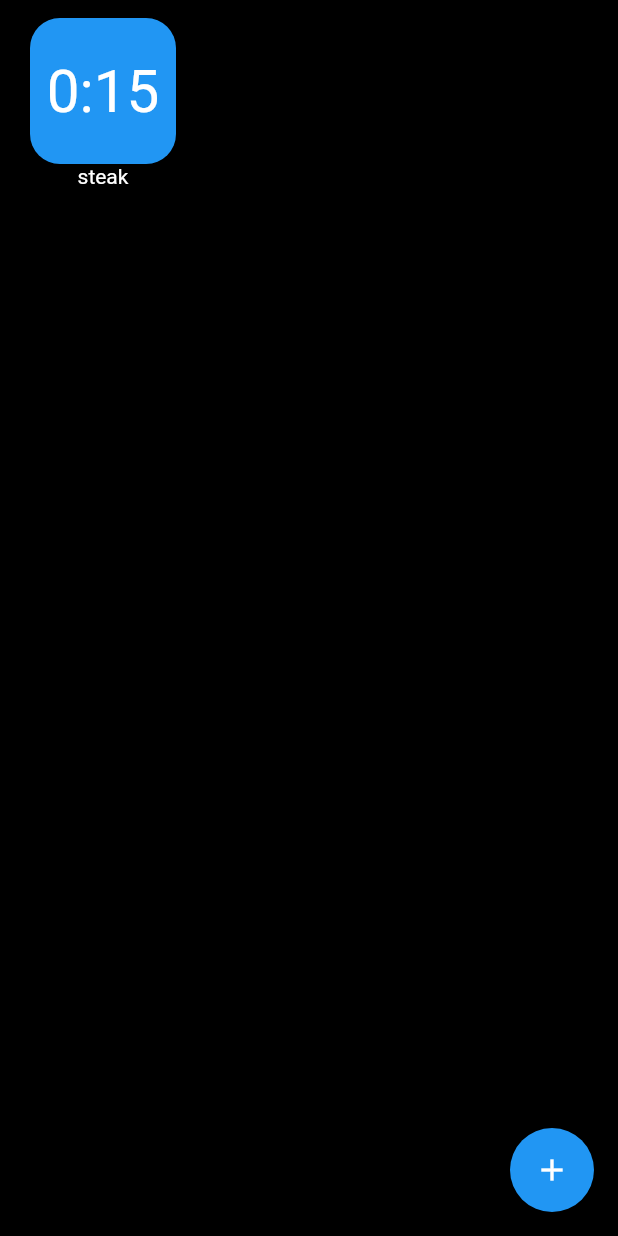
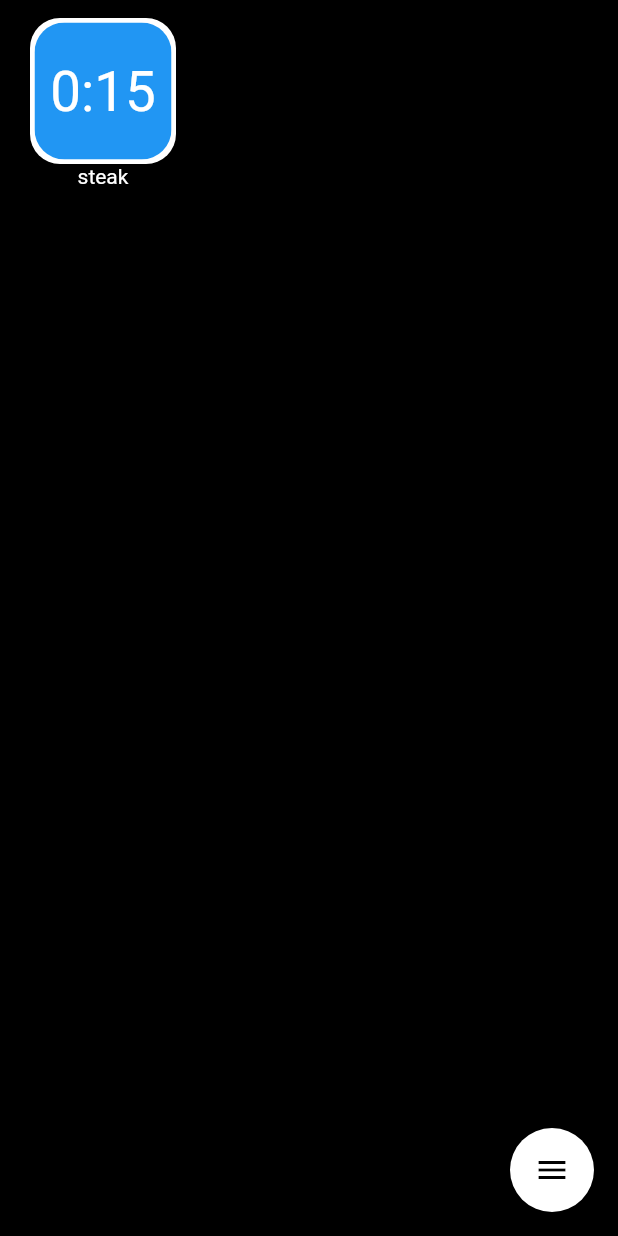
Before and after one commit to FuzyTechLLC/fondue_timer, a Flutter app: the screen it shows after launch, on a phone screen of 412 x 824 dp. Run offline on Flutter 3.47's test engine with Material 2 defaults, Android fonts, the phone set to English and light mode, and no system bars; drawn by our look-alikes of flutter_speed_dial; our stand-ins replace google_fonts; Roboto replaces fonts that are missing (Ubuntu).

Commit message:
initial pass

```diff
--- /dev/null
+++ b/lib/UX/FuzColors.dart
@@ -0,0 +1,43 @@
+import 'package:flutter/material.dart';
+
+class FuzColors {
+  static const MaterialColor main = MaterialColor(_mainPrimaryValue, <int, Color>{
+    50: Color(0xFFE0E0E0),
+    100: Color(0xFFB3B3B3),
+    200: Color(0xFF808080),
+    300: Color(0xFF4D4D4D),
+    400: Color(0xFF262626),
+    500: Color(_mainPrimaryValue),
+    600: Color(0xFF000000),
+    700: Color(0xFF000000),
+    800: Color(0xFF000000),
+    900: Color(0xFF000000),
+  });
+  static const int _mainPrimaryValue = 0xFF000000;
+
+  static const MaterialColor mainAccent = MaterialColor(_mainAccentValue, <int, Color>{
+    100: Color(0xFFA6A6A6),
+    200: Color(_mainAccentValue),
+    400: Color(0xFF737373),
+    700: Color(0xFF666666),
+  });
+  static const int _mainAccentValue = 0xFF8C8C8C;
+}
+class ColorDisplay extends StatelessWidget {
+  final Color color;
+  final double size;
+
+  const ColorDisplay(
+    this.color, {
+    this.size = 28,
+    Key? key,
+  }) : super(key: key);
+  @override
+  Widget build(BuildContext context) {
+    return Container(
+      width: 28,
+      height: 28,
+      decoration: BoxDecoration(shape: BoxShape.circle, color: this.color, border: Border.all(color: Colors.white, width: 2)),
+    );
+  }
+}
--- a/lib/UX/TimerBlock.dart
+++ b/lib/UX/TimerBlock.dart
@@ -24,15 +24,6 @@ class _TimerBlockState extends State<TimerBlock> {
     super.dispose();
   }
 
-  String _timeParse(Duration time) {
-
-
-    int seconds = time.inSeconds.remainder(60) + (time.inMilliseconds.remainder(Duration.millisecondsPerSecond) > 0 ? 1 : 0);
-    seconds = seconds.abs();
-    String lead = seconds.toString().length < 2 ? "0" : "";
-    return "${time.isNegative && time.inSeconds.abs() > 0 ? '-' : ''}${time.inMinutes.abs()}:$lead$seconds";
-  }
-
   @override
   Widget build(BuildContext context) {
     return Padding(
@@ -42,6 +33,9 @@ class _TimerBlockState extends State<TimerBlock> {
           Flexible(
             child: AspectRatio(
               aspectRatio: 1,
+              child: Container(
+                padding: EdgeInsets.all(3),
+                decoration: ShapeDecoration(color: Colors.white, shape: RoundedRectangleBorder(borderRadius: BorderRadius.circular(20))),
                 child: Container(
                   clipBehavior: Clip.antiAlias,
                   decoration: ShapeDecoration(shape: RoundedRectangleBorder(borderRadius: BorderRadius.circular(20))),
@@ -64,9 +58,8 @@ class _TimerBlockState extends State<TimerBlock> {
                         fit: BoxFit.fitWidth,
                         child: Padding(
                           padding: const EdgeInsets.all(4.0),
-
-                        // child: TimeDisplay(widget.data),
-                        child: Text(_timeParse(widget.data.time.remainingTime), style: GoogleFonts.roboto()),
+                          child: Text((widget.data.remainingTimeString), style: GoogleFonts.roboto()),
+                        ),
                       ),
                     ),
                   ),
--- /dev/null
+++ b/lib/data/PresetData.dart
@@ -0,0 +1,6 @@
+class PresetData {
+  final String name;
+  final Duration duration;
+
+  PresetData(this.name, this.duration);
+}
--- a/lib/data/TimerData.dart
+++ b/lib/data/TimerData.dart
@@ -4,10 +4,20 @@ import 'package:flutter/material.dart';
 
 import 'ClkTimer.dart';
 
-class TimerData{
+class TimerData {
   ClkTimer time;
   String name;
   Color color;
 
   TimerData({required this.name, required this.color, required this.time});
+
+  String _timeParse(Duration time) {
+    int seconds = time.inSeconds.remainder(60) + (time.inMilliseconds.remainder(Duration.millisecondsPerSecond) > 0 ? 1 : 0);
+    seconds = seconds.abs();
+    String lead = seconds.toString().length < 2 ? "0" : "";
+    return "${time.isNegative && time.inSeconds.abs() > 0 ? '-' : ''}${time.inMinutes.abs()}:$lead$seconds";
+  }
+
+  String get remainingTimeString => _timeParse(time.remainingTime);
+  String get totalTimeString => _timeParse(time.timeDur);
 }
--- a/lib/main.dart
+++ b/lib/main.dart
@@ -1,4 +1,5 @@
 import 'package:flutter/material.dart';
+import 'package:fondue_timer/UX/FuzColors.dart';
 import 'package:fondue_timer/pages/TimerViewPage.dart';
 
 class BaseApp extends StatelessWidget {
@@ -6,11 +7,34 @@ class BaseApp extends StatelessWidget {
   Widget build(BuildContext context) {
     return MaterialApp(
       home: TimerViewPage(),
-      theme: ThemeData(canvasColor: Colors.black, primaryColor: Colors.black, textTheme: TextTheme(
-        bodyText1: TextStyle(color: Colors.white),
-        bodyText2: TextStyle(color: Colors.white),
-      )),
-
+      theme: ThemeData(
+        canvasColor: FuzColors.main,
+        primaryColor: FuzColors.main,
+        accentColor: Colors.white,
+        colorScheme: ColorScheme(
+          primary: FuzColors.main,
+          secondary: Colors.white,
+          onPrimary: Colors.white,
+          onSecondary: FuzColors.main,
+          primaryVariant: FuzColors.mainAccent,
+          secondaryVariant: FuzColors.mainAccent,
+          background: FuzColors.main,
+          onBackground: Colors.white,
+          surface: FuzColors.main,
+          onSurface: Colors.white,
+          error: Colors.red,
+          onError: Colors.white,
+          brightness: Brightness.dark,
+        ),
+        textSelectionTheme: TextSelectionThemeData(cursorColor: Colors.white),
+        textTheme: TextTheme(
+          bodyText1: TextStyle(color: Colors.white),
+          bodyText2: TextStyle(color: Colors.white),
+          headline3: TextStyle(color: Colors.white, fontSize: 40, )
+        ),
+        textButtonTheme: TextButtonThemeData(style: ButtonStyle(foregroundColor: MaterialStateProperty.all(Colors.white), textStyle: MaterialStateProperty.all(TextStyle(color: Colors.white)))),
+        iconTheme: IconThemeData(color: Colors.white),
+      ),
     );
   }
 }
--- a/lib/pages/TimerViewPage.dart
+++ b/lib/pages/TimerViewPage.dart
@@ -1,5 +1,9 @@
 import 'package:flutter/material.dart';
+import 'package:flutter_speed_dial/flutter_speed_dial.dart';
+import 'package:fondue_timer/UX/CreateTimerDialog.dart';
+import 'package:fondue_timer/UX/LoadPresetDialog.dart';
 import 'package:fondue_timer/UX/TimerBlock.dart';
+import 'package:fondue_timer/UX/ViewPresetsDialog.dart';
 import 'package:fondue_timer/data/TimerData.dart';
 import 'package:fondue_timer/data/ClkTimer.dart';
 
@@ -21,16 +25,63 @@ class _TimerViewPageState extends State<TimerViewPage> {
   Widget build(BuildContext context) {
     return Scaffold(
       body: GridView.builder(
-          gridDelegate: SliverGridDelegateWithMaxCrossAxisExtent(maxCrossAxisExtent: 150.0, ),
+          gridDelegate: SliverGridDelegateWithMaxCrossAxisExtent(
+            maxCrossAxisExtent: 150.0,
+          ),
           itemCount: dataList.length,
           itemBuilder: (BuildContext context, int index) => TimerBlock.fromTimerData(dataList[index])),
-      floatingActionButton: FloatingActionButton(
-          child: Icon(Icons.add),
-          onPressed: () {
-            setState(() {
-              dataList.add(TimerData(name: "chicken", color: Colors.red, time: ClkTimer(timeDur: Duration(seconds: 2))));
-            });
-          }),
+      floatingActionButton: _optionsFAB(),
     );
   }
+
+  SpeedDial _optionsFAB() {
+    return SpeedDial(
+      tooltip: "menu",
+      icon: Icons.menu,
+      activeIcon: Icons.clear,
+      activeBackgroundColor: Theme.of(context).primaryColor,
+      activeForegroundColor: Theme.of(context).accentColor,
+      children: [
+        _loadPreset(),
+        _viewPresets(),
+        _newTimer(),
+      ],
+    );
+  }
+
+  SpeedDialChild _newTimer() => _baseSpeedDialChild(
+        context,
+        child: Icon(Icons.add),
+        label: "New Timer",
+        onTap: () => showDialog(context: context, builder: (context) => CreateTimerDialog()).then((value) {
+          if (value != null) setState(() => dataList.add(value));
+        }),
+      );
+  SpeedDialChild _viewPresets() => _baseSpeedDialChild(
+        context,
+        child: Icon(Icons.list),
+        label: "View Presets",
+        onTap: () => showDialog(context: context, builder: (context) => ViewPresetsDialog()),
+      );
+  SpeedDialChild _loadPreset() => _baseSpeedDialChild(
+        context,
+        child: Icon(Icons.timer),
+        label: "Load Preset",
+        onTap: () => showDialog(context: context, builder: (context) => LoadPresetDialog()).then((value) {
+          if (value != null) setState(() => dataList.add(value));
+        }),
+      );
 }
+
+SpeedDialChild _baseSpeedDialChild(BuildContext context, {Widget? child, VoidCallback? onTap, VoidCallback? onLongPress, ShapeBorder? shape, String? label, Key? key}) => SpeedDialChild(
+      child: child,
+      backgroundColor: Theme.of(context).primaryColor,
+      foregroundColor: Theme.of(context).accentColor,
+      elevation: null,
+      onTap: onTap,
+      onLongPress: onLongPress,
+      shape: shape,
+      label: label,
+      labelBackgroundColor: Theme.of(context).primaryColor,
+      key: key,
+    );
--- a/pubspec.yaml
+++ b/pubspec.yaml
@@ -12,6 +12,7 @@ dependencies:
   flutter:
     sdk: flutter
   cupertino_icons: ^1.0.2
+  flutter_speed_dial: ^3.0.5
   google_fonts: ^2.0.0
 
 dev_dependencies:
```
Also changed, not shown: lib/FuzSingleton.dart (added, +10 -0 lines), lib/UX/ColorChangeButton.dart (added, +39 -0 lines), lib/UX/CreateTimerDialog.dart (added, +111 -0 lines), lib/UX/LoadPresetDialog.dart (added, +35 -0 lines), lib/UX/PresetDisplay.dart (added, +35 -0 lines), lib/UX/TimeTextField.dart (added, +37 -0 lines), lib/UX/ViewPresetsDialog.dart (added, +45 -0 lines), lib/data/ColorsOptions.dart (added, +16 -0 lines), pubspec.lock. Lines whose indentation alone changed are shown as unchanged.
